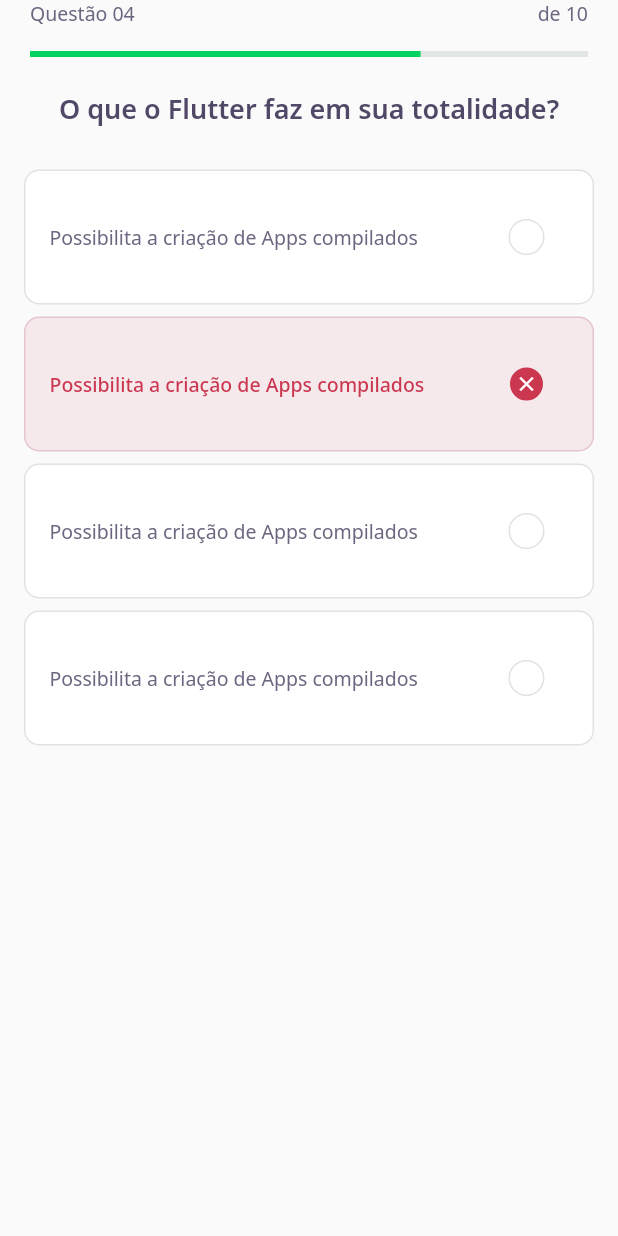
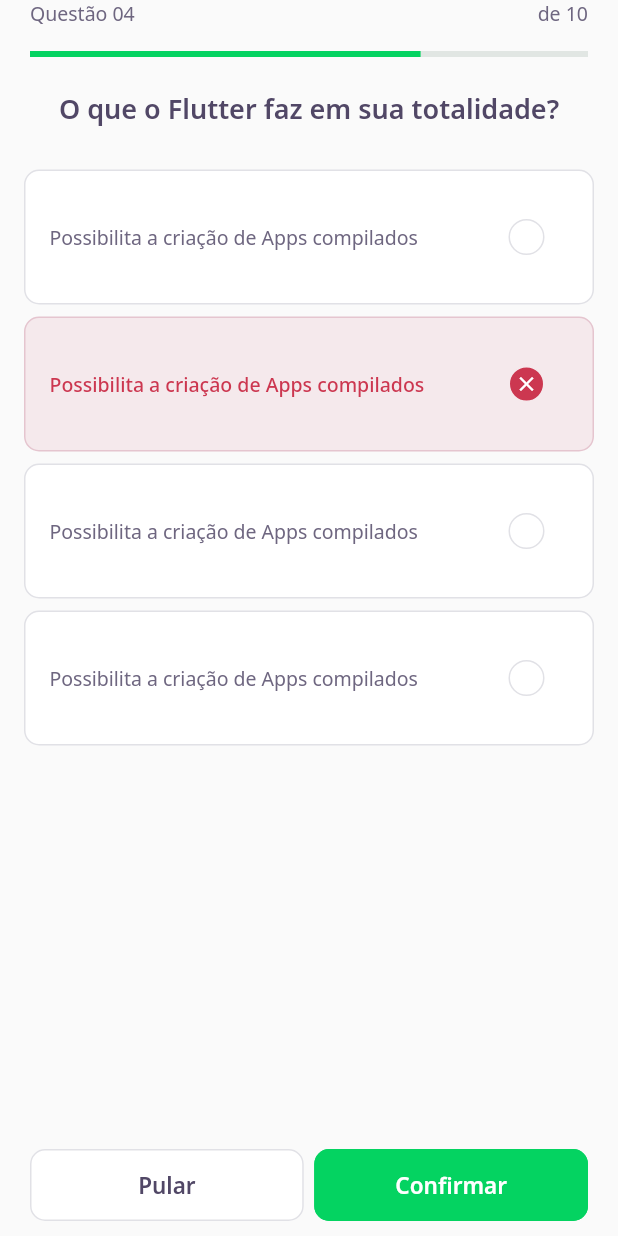
Before and after one commit to rodriguesJeff/dev_quiz, a Flutter app: the ChallengePage screen opened directly, on a phone screen of 412 x 824 dp. Run offline on Flutter 3.47's test engine with Material 2 defaults, Android fonts, the phone set to English and light mode, and no system bars; our stand-ins replace google_fonts; accounts and stored records are empty.

Commit message:
Added buttons for navigation on challenge page

```diff
--- a/lib/challenge/challenge_page.dart
+++ b/lib/challenge/challenge_page.dart
@@ -1,3 +1,4 @@
+import 'package:dev_quiz/challenge/widgets/next_button/next_button_widget.dart';
 import 'package:dev_quiz/challenge/widgets/question_indicator/question_indicator_widget.dart';
 import 'package:dev_quiz/challenge/widgets/quiz/quiz_widget.dart';
 import 'package:flutter/material.dart';
@@ -18,6 +19,19 @@ class _ChallengePageState extends State<ChallengePage> {
       body: QuizWidget(
         title: 'O que o Flutter faz em sua totalidade?',
       ),
+      bottomNavigationBar: SafeArea(
+        child: Padding(
+          padding: EdgeInsets.symmetric(horizontal: 20.0, vertical: 10.0),
+          child: Row(
+            mainAxisAlignment: MainAxisAlignment.spaceAround,
+            children: [
+              Expanded(child: NextButtonWidget.white(label: 'Pular', onTap: () {},)),
+              SizedBox(width: 7),
+              Expanded(child: NextButtonWidget.green(label: 'Confirmar', onTap: () {}))
+            ],
+          ),
+        ),
+      ),
     );
   }
 }
--- /dev/null
+++ b/lib/challenge/widgets/next_button/next_button_widget.dart
@@ -0,0 +1,54 @@
+import 'package:dev_quiz/core/app_colors.dart';
+import 'package:flutter/material.dart';
+import 'package:google_fonts/google_fonts.dart';
+
+class NextButtonWidget extends StatelessWidget {
+  final String label;
+  final Color backgroundColor;
+  final Color fontColor;
+  final Color borderColor;
+  final VoidCallback onTap;
+  NextButtonWidget({this.label, this.backgroundColor, this.fontColor, this.borderColor, this.onTap});
+
+  NextButtonWidget.green({String label, VoidCallback onTap})
+      :
+        this.backgroundColor = AppColors.darkGreen,
+        this.fontColor = AppColors.white,
+        this.borderColor = AppColors.darkGreen,
+        this.onTap = onTap,
+        this.label = label;
+
+  NextButtonWidget.white({String label, VoidCallback onTap})
+      :
+        this.backgroundColor = AppColors.white,
+        this.fontColor = AppColors.black,
+        this.borderColor = AppColors.border,
+        this.onTap = onTap,
+        this.label = label;
+
+
+  @override
+  Widget build(BuildContext context) {
+    return Container(
+      height: 48.0,
+      child: TextButton(
+        style: ButtonStyle(
+          backgroundColor: MaterialStateProperty.all(backgroundColor),
+          shape: MaterialStateProperty.all(RoundedRectangleBorder(
+            borderRadius: BorderRadius.circular(10.0),
+          )),
+            side: MaterialStateProperty.all(BorderSide(color: borderColor))
+        ),
+        onPressed: onTap,
+        child: Text(
+          label,
+          style: GoogleFonts.notoSans(
+            fontWeight: FontWeight.w600,
+            fontSize: 15.0,
+            color: fontColor,
+          ),
+        ),
+      ),
+    );
+  }
+}
--- a/lib/core/app_widget.dart
+++ b/lib/core/app_widget.dart
@@ -1,3 +1,4 @@
+import 'package:dev_quiz/challenge/challenge_page.dart';
 import 'package:dev_quiz/home/home_page.dart';
 import 'package:flutter/material.dart';
 
@@ -6,7 +7,7 @@ class AppWidget extends StatelessWidget {
   Widget build(BuildContext context) {
     return MaterialApp(
       title: "DevQuiz",
-      home: HomePage(),
+      home: ChallengePage(),
     );
   }
 }
```
Also changed, not shown: 1 other file.
